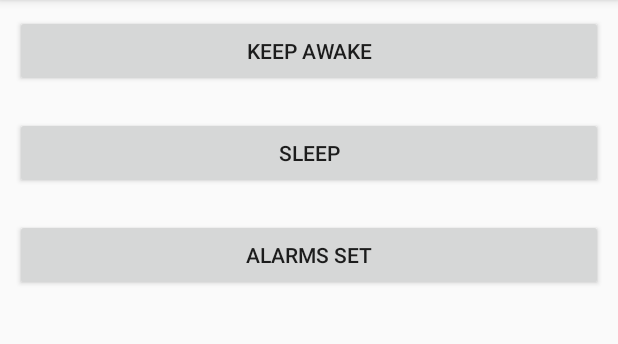
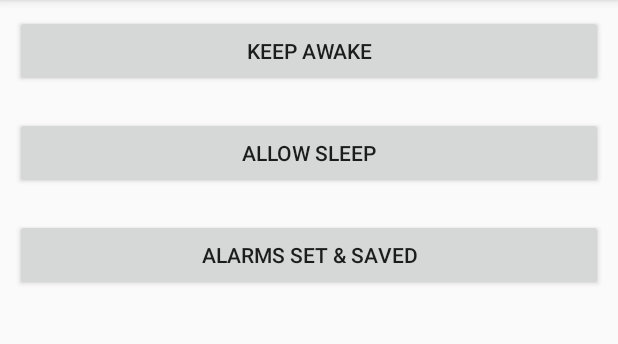
Before and after one commit to jasondelport/AndroidPlayground, an Android app: the KeepAwakeActivity screen opened directly, with no data from a screen before it, after a tap on "SET ALARMS", on a phone screen of 412 x 824 dp, the part 84-428 px from its top. Run offline under Robolectric (Android 15) with nearby library versions, the phone set to English and light mode, and no system bars; our stand-ins replace ButterKnife, Timber; 4 statements that could not run were skipped.

Commit message:
Keep awake tests

```diff
--- a/app/src/main/java/com/jasondelport/notes/KeepAwakeActivity.java
+++ b/app/src/main/java/com/jasondelport/notes/KeepAwakeActivity.java
@@ -6,6 +6,7 @@ import android.content.BroadcastReceiver;
 import android.content.Context;
 import android.content.Intent;
 import android.content.IntentFilter;
+import android.content.SharedPreferences;
 import android.os.Bundle;
 import android.support.v7.app.AppCompatActivity;
 import android.view.View;
@@ -59,8 +60,16 @@ public class KeepAwakeActivity extends AppCompatActivity {
                 int minute = calendar.get(Calendar.MINUTE);
                 setWakeAlarm(hour, minute + 1);
                 setSleepAlarm(hour, minute + 2);
-                button3.setText("Alarms Set");
-                Toast.makeText(KeepAwakeActivity.this, "Alarm Set", Toast.LENGTH_SHORT).show();
+
+                SharedPreferences.Editor prefs = KeepAwakeActivity.this.getSharedPreferences("uk.co.keytree.matrix", Context.MODE_PRIVATE).edit();
+                prefs.putInt("wakeAlarmHour", hour);
+                prefs.putInt("wakeAlarmMinute", 31);
+                prefs.putInt("sleepAlarmHour", hour);
+                prefs.putInt("sleepAlarmMinute", 32);
+                prefs.apply();
+
+                button3.setText("Alarms Set & Saved");
+                Toast.makeText(KeepAwakeActivity.this, "Alarms Set & Saved", Toast.LENGTH_SHORT).show();
                 allowSleep();
             }
         });
--- a/app/src/main/res/layout/activity_keepawake.xml
+++ b/app/src/main/res/layout/activity_keepawake.xml
@@ -16,7 +16,7 @@
         android:layout_width="match_parent"
         android:layout_height="wrap_content"
         android:layout_margin="10dp"
-        android:text="Sleep" />
+        android:text="Allow Sleep" />
 
     <Button
         android:id="@+id/button_alarm"
```
Also changed, not shown: app/src/main/AndroidManifest.xml (+7 -1 lines), app/src/main/java/com/jasondelport/notes/BootReceiver.java (added, +62 -0 lines), 1 other file.
